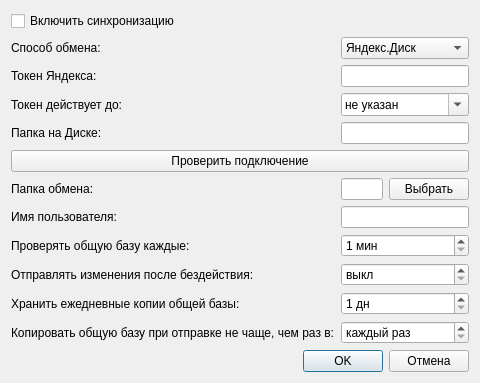
This is designer/ui/syncsettingsdialog.ui in Aleee/FinanceCalender as Qt 5 draws it before an edit. The edited form follows.
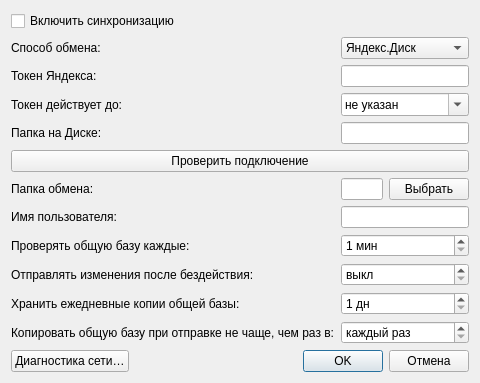
This is the edited form.

The edit to the form file:
```diff
--- a/designer/ui/syncsettingsdialog.ui
+++ b/designer/ui/syncsettingsdialog.ui
@@ -220,6 +220,16 @@
    </item>
    <item>
     <layout class="QHBoxLayout" name="hl_buttons">
+     <item>
+      <widget class="QPushButton" name="pb_netdiag">
+       <property name="text">
+        <string>Диагностика сети…</string>
+       </property>
+       <property name="autoDefault">
+        <bool>false</bool>
+       </property>
+      </widget>
+     </item>
      <item>
       <spacer name="horizontalSpacer">
        <property name="orientation">
```
